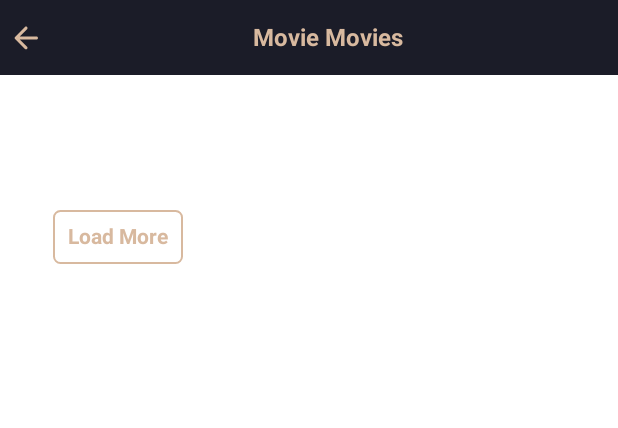
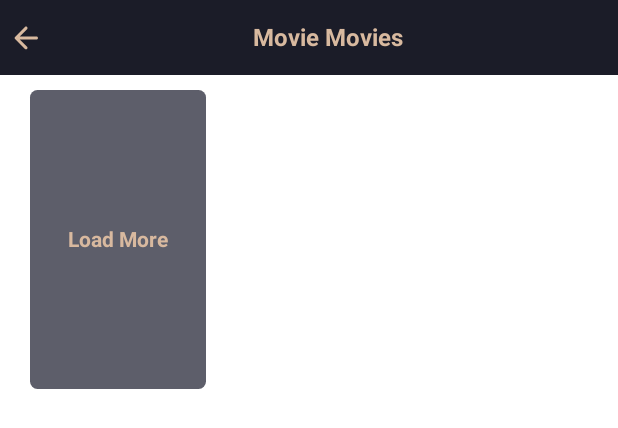
Before and after one commit to rkchoudhury/movie-hub, an Android app built with Jetpack Compose: the @Preview function ViewAllMoviePreview, on a phone screen of 412 x 824 dp. Shown: the top 428 px of the screen. Run offline under Robolectric (Android 15) with nearby library versions, the phone set to English and light mode, and no system bars.

Commit message:
Back to old design

```diff
--- a/app/src/main/java/com/example/moviehub/components/MovieGrid.kt
+++ b/app/src/main/java/com/example/moviehub/components/MovieGrid.kt
@@ -1,14 +1,10 @@
 package com.example.moviehub.components
 
-import androidx.compose.foundation.layout.Arrangement
-import androidx.compose.foundation.layout.Column
-import androidx.compose.foundation.layout.height
 import androidx.compose.foundation.layout.padding
 import androidx.compose.foundation.lazy.grid.GridCells
 import androidx.compose.foundation.lazy.grid.LazyVerticalGrid
 import androidx.compose.foundation.lazy.grid.items
 import androidx.compose.runtime.Composable
-import androidx.compose.ui.Alignment
 import androidx.compose.ui.Modifier
 import androidx.compose.ui.tooling.preview.Preview
 import androidx.compose.ui.unit.dp
@@ -27,15 +23,7 @@ fun MovieGrid(movieList: List<Movie>, content: @Composable () -> Unit = {}) {
             MovieCard(movie, cardModifier)
         }
         item {
-            Column(
-                modifier = Modifier
-                    .padding(end = 10.dp)
-                    .height(195.dp),
-                horizontalAlignment = Alignment.CenterHorizontally,
-                verticalArrangement = Arrangement.Center
-            ) {
-                content()
-            }
+            content()
         }
     }
 }
--- a/app/src/main/java/com/example/moviehub/screens/view_all/ViewAllMovieScreen.kt
+++ b/app/src/main/java/com/example/moviehub/screens/view_all/ViewAllMovieScreen.kt
@@ -1,12 +1,16 @@
 package com.example.moviehub.screens.view_all
 
-import androidx.compose.foundation.border
+import androidx.compose.foundation.background
 import androidx.compose.foundation.clickable
+import androidx.compose.foundation.layout.Arrangement
 import androidx.compose.foundation.layout.Column
+import androidx.compose.foundation.layout.height
 import androidx.compose.foundation.layout.padding
+import androidx.compose.foundation.layout.width
 import androidx.compose.foundation.shape.RoundedCornerShape
 import androidx.compose.material3.Text
 import androidx.compose.runtime.Composable
+import androidx.compose.ui.Alignment
 import androidx.compose.ui.Modifier
 import androidx.compose.ui.res.colorResource
 import androidx.compose.ui.text.font.FontWeight
@@ -52,17 +56,20 @@ fun LoadMoreCard(
 ) {
     Column(
         modifier = Modifier
-            .border(
-                width = 1.dp,
-                color = colorResource(R.color.gold),
+            .height(199.dp)
+            .width(125.dp)
+            .padding(end = 10.dp)
+            .background(
+                color = colorResource(R.color.grey_two),
                 shape = RoundedCornerShape(5.dp)
             )
-            .padding(all = 10.dp)
             .clickable {
                 if (!moreMoviesState.loading) {
                     moreMovieViewModel.fetchMoreMovies(movieType)
                 }
             },
+        horizontalAlignment = Alignment.CenterHorizontally,
+        verticalArrangement = Arrangement.Center
     ) {
         Text(
             text = if (moreMoviesState.loading) "Loading..." else "Load More",
```
